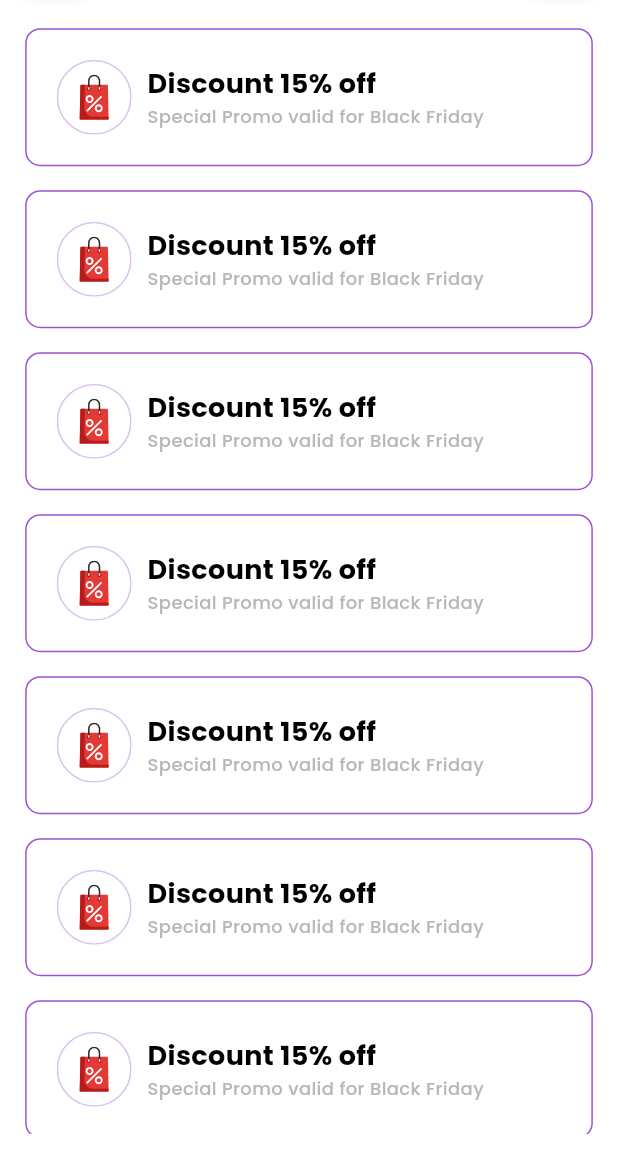
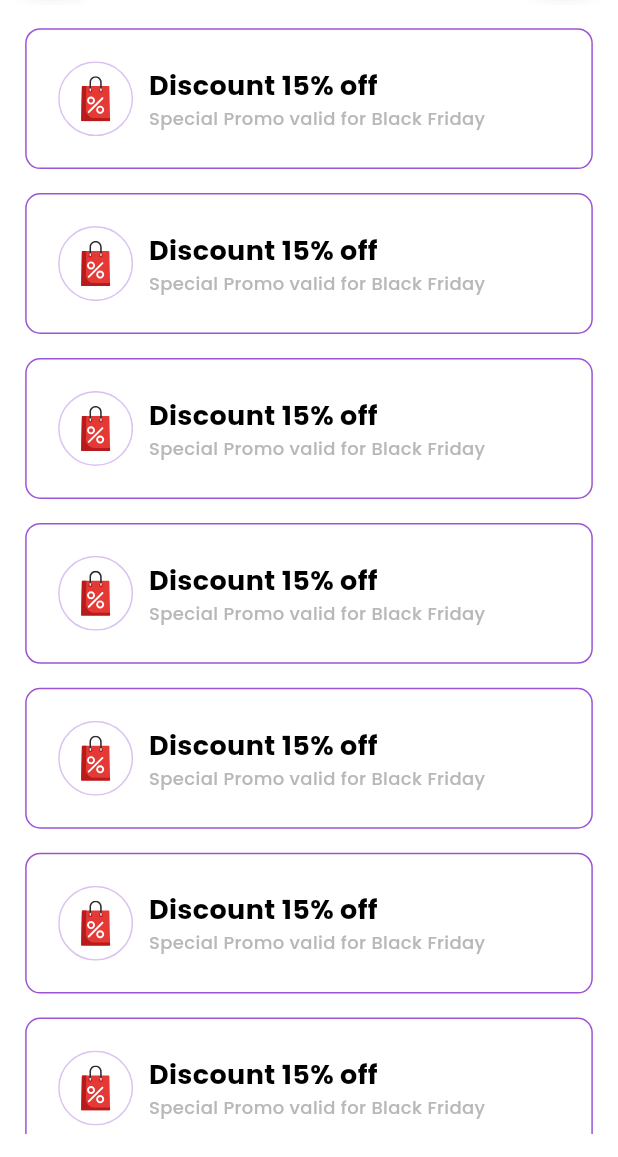
Before and after one commit to bilginfatih/shazy, a Flutter app: the OfferPage screen opened directly, on a phone screen of 412 x 824 dp, the part 79-1236 px from its top. Run offline on Flutter 3.47's test engine with Material 3 defaults, Android fonts, the phone set to English and light mode, and no system bars; our stand-ins replace dio, easy_localization, flutter_mobx, flutter_rating_bar, flutter_svg, geolocator and 10 more; missing offline and left inert: flutter_polyline_points, flutter_session_manager; accounts and stored records are empty; generated files the repository leaves out were written again; network calls fail; project files that could hold a hidden picture were left out.

Commit message:
some view bug fixed

```diff
--- a/lib/pages/offer/offer_page.dart
+++ b/lib/pages/offer/offer_page.dart
@@ -39,7 +39,7 @@ class OfferPage extends StatelessWidget {
     return Padding(
       padding: const EdgeInsets.only(bottom: 16),
       child: Container(
-        padding: const EdgeInsets.all(20),
+        padding: EdgeInsets.all(context.responsiveWidth(20)),
         decoration: BoxDecoration(
           border: Border.all(
             color: AppThemes.lightPrimary500,
@@ -59,10 +59,14 @@ class OfferPage extends StatelessWidget {
                   'Discount 15% off',
                   style: context.textStyle.headlineSmallBold,
                 ),
-                Text(
-                  'Special Promo valid for Black Friday',
-                  style: context.textStyle.bodySmallMedium
-                      .copyWith(color: HexColor('#B8B8B8')),
+                SizedBox(
+                  width: context.customWidth(0.62),
+                  child: Text(
+                    'Special Promo valid for Black Friday',
+                    maxLines: 2,
+                    style: context.textStyle.bodySmallMedium
+                        .copyWith(color: HexColor('#B8B8B8')),
+                  ),
                 ),
               ],
             )
--- a/lib/pages/wallet/wallet_page.dart
+++ b/lib/pages/wallet/wallet_page.dart
@@ -124,6 +124,8 @@ class WalletPage extends StatelessWidget {
 
   GestureDetector _buildTopContainer(BuildContext context, String text1,
       String text2, Color color, bool isSelected, bool selectValue) {
+    double width = context.width;
+    print(width);
     return GestureDetector(
       onTap: () {
         _controller.select(selectValue);
@@ -131,7 +133,7 @@ class WalletPage extends StatelessWidget {
       child: Container(
         padding: EdgeInsets.symmetric(
             vertical: context.responsiveHeight(36.0),
-            horizontal: context.responsiveWidth(35)),
+            horizontal: context.customWidth(width < 330 ? 0.06 : 0.088)),
         decoration: BoxDecoration(
           border: Border.all(
             color: isSelected ? color : HexColor('#D0D0D0'),
--- a/lib/widgets/containers/two_select_container.dart
+++ b/lib/widgets/containers/two_select_container.dart
@@ -27,7 +27,7 @@ class TwoSelectContainer extends Container {
               GestureDetector(
                 onTap: onTap1,
                 child: Container(
-                  width: context.responsiveWidth(178),
+                  width: context.customWidth(0.45),
                   height: context.responsiveHeight(40),
                   decoration: _selectedDecoration(isSelectedDriver),
                   child: Center(
@@ -41,7 +41,7 @@ class TwoSelectContainer extends Container {
               GestureDetector(
                 onTap: onTap2,
                 child: Container(
-                  width: context.responsiveWidth(179),
+                  width: context.customWidth(0.45),
                   height: context.responsiveHeight(40),
                   decoration: _selectedDecoration(!isSelectedDriver),
                   child: Center(
```
